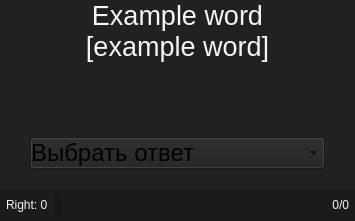
Before: the Qt Designer form res/uis/test_level_0.ui in yasperrus/LearnEnglishSubtitles, drawn with Qt 5.
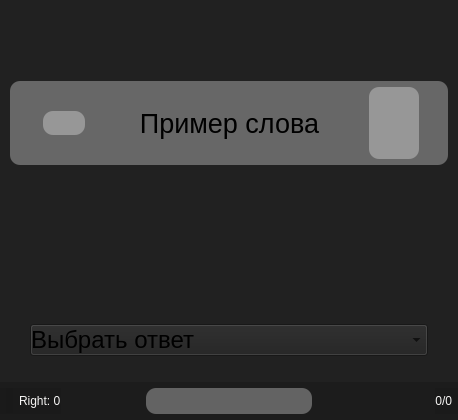
After: the same form once the commit is applied. Icons and pictures are not drawn.

Commit message: add theme settings? user can change background and text color. All this savable.

Diff of the .ui file:
```diff
--- a/res/uis/test_level_0.ui
+++ b/res/uis/test_level_0.ui
@@ -6,8 +6,8 @@
    <rect>
     <x>0</x>
     <y>0</y>
-    <width>355</width>
-    <height>221</height>
+    <width>458</width>
+    <height>420</height>
    </rect>
   </property>
   <property name="windowTitle">
@@ -33,10 +33,53 @@
     <number>0</number>
    </property>
    <item>
-    <layout class="QVBoxLayout" name="verticalLayout">
-     <item>
-      <layout class="QHBoxLayout" name="horizontalLayout" stretch="0,1,0">
-       <item>
+    <widget class="QWidget" name="test_main_widget" native="true">
+     <layout class="QVBoxLayout" name="verticalLayout" stretch="2,1,0">
+      <property name="leftMargin">
+       <number>0</number>
+      </property>
+      <property name="topMargin">
+       <number>0</number>
+      </property>
+      <property name="rightMargin">
+       <number>0</number>
+      </property>
+      <property name="bottomMargin">
+       <number>0</number>
+      </property>
+      <item alignment="Qt::AlignVCenter">
+       <widget class="QWidget" name="widget_2" native="true">
+        <property name="sizePolicy">
+         <sizepolicy hsizetype="Preferred" vsizetype="Preferred">
+          <horstretch>0</horstretch>
+          <verstretch>0</verstretch>
+         </sizepolicy>
+        </property>
+        <property name="maximumSize">
+         <size>
+          <width>16777215</width>
+          <height>16777215</height>
+         </size>
+        </property>
+        <property name="styleSheet">
+         <string notr="true">margin: 10px;
+background-color: rgba(255, 255, 255, 80);
+border-radius: 10px;</string>
+        </property>
+        <layout class="QHBoxLayout" name="horizontalLayout_4" stretch="0,0,0">
+         <property name="leftMargin">
+          <number>6</number>
+         </property>
+         <property name="topMargin">
+          <number>6</number>
+         </property>
+         <property name="rightMargin">
+          <number>6</number>
+         </property>
+         <property name="bottomMargin">
+          <number>6</number>
+         </property>
+         <item alignment="Qt::AlignHCenter">
         <widget class="QPushButton" name="but_hard">
          <property name="sizePolicy">
           <sizepolicy hsizetype="Preferred" vsizetype="Maximum">
@@ -47,9 +90,11 @@
          <property name="styleSheet">
           <string notr="true">QPushButton {
 color: rgb(250, 250, 250);
-background-color: rgba(255, 255, 255, 0);
+background-color: rgba(255, 255, 255, 80);
 border: 0px solid #ffffff;
-}</string>
+padding:5px;
+}
+</string>
          </property>
          <property name="text">
           <string/>
@@ -77,12 +122,10 @@
           </font>
          </property>
          <property name="styleSheet">
-          <string notr="true">background-color: rgba(255, 255, 255, 0);
-color: rgb(246, 245, 244);</string>
+            <string notr="true">background-color: rgba(255, 255, 255, 0);</string>
          </property>
          <property name="text">
-          <string>Example word
-[example word]</string>
+            <string>Пример слова</string>
          </property>
          <property name="alignment">
           <set>Qt::AlignCenter</set>
@@ -90,10 +133,14 @@
          <property name="wordWrap">
           <bool>true</bool>
          </property>
-        </widget>
-       </item>
-       <item>
-        <layout class="QVBoxLayout" name="verticalLayout_4">
+           <property name="margin">
+            <number>0</number>
+           </property>
+          </widget>
+         </item>
+         <item alignment="Qt::AlignHCenter">
+          <widget class="QWidget" name="widget_4" native="true">
+           <layout class="QVBoxLayout" name="verticalLayout_6">
          <item>
           <widget class="QLabel" name="label_right">
            <property name="minimumSize">
@@ -149,23 +196,12 @@
           </widget>
          </item>
         </layout>
-       </item>
-      </layout>
-     </item>
-     <item>
-      <spacer name="verticalSpacer">
-       <property name="orientation">
-        <enum>Qt::Vertical</enum>
-       </property>
-       <property name="sizeHint" stdset="0">
-        <size>
-         <width>20</width>
-         <height>40</height>
-        </size>
-       </property>
-      </spacer>
-     </item>
-     <item>
+          </widget>
+         </item>
+        </layout>
+       </widget>
+      </item>
+      <item alignment="Qt::AlignBottom">
       <widget class="QComboBox" name="combobox_answers">
        <property name="font">
         <font>
@@ -184,32 +220,61 @@
        </item>
       </widget>
      </item>
-     <item>
-      <layout class="QVBoxLayout" name="verticalLayout_3">
-       <item>
+      <item alignment="Qt::AlignBottom">
         <widget class="QWidget" name="widget" native="true">
+        <property name="styleSheet">
+         <string notr="true">background-color: rgba(23, 23, 23, 128);</string>
+        </property>
+        <layout class="QHBoxLayout" name="horizontalLayout_5">
+         <property name="leftMargin">
+          <number>0</number>
+         </property>
+         <property name="topMargin">
+          <number>6</number>
+         </property>
+         <property name="rightMargin">
+          <number>0</number>
+         </property>
+         <property name="bottomMargin">
+          <number>6</number>
+         </property>
+         <item alignment="Qt::AlignLeft">
+          <widget class="QWidget" name="verticalWidget_2" native="true">
+           <layout class="QHBoxLayout" name="horizontalLayout_2">
+            <property name="leftMargin">
+             <number>6</number>
+            </property>
+            <property name="topMargin">
+             <number>0</number>
+            </property>
+            <property name="rightMargin">
+             <number>0</number>
+            </property>
+            <property name="bottomMargin">
+             <number>0</number>
+            </property>
+            <item>
+             <widget class="QLabel" name="label_check">
          <property name="maximumSize">
           <size>
-           <width>16777215</width>
-           <height>16777215</height>
-          </size>
-         </property>
-         <property name="styleSheet">
-          <string notr="true">background-color: rgba(23, 23, 23, 148);</string>
-         </property>
-         <layout class="QHBoxLayout" name="horizontalLayout_3">
-          <property name="leftMargin">
-           <number>6</number>
-          </property>
-          <property name="topMargin">
-           <number>6</number>
-          </property>
-          <property name="rightMargin">
-           <number>6</number>
-          </property>
-          <property name="bottomMargin">
-           <number>6</number>
-          </property>
+                <width>25</width>
+                <height>25</height>
+               </size>
+              </property>
+              <property name="text">
+               <string/>
+              </property>
+              <property name="pixmap">
+               <pixmap>../icons/checked.png</pixmap>
+              </property>
+              <property name="scaledContents">
+               <bool>true</bool>
+              </property>
+              <property name="alignment">
+               <set>Qt::AlignCenter</set>
+              </property>
+             </widget>
+            </item>
           <item>
            <widget class="QLabel" name="label_quantity_correct_answer">
             <property name="sizePolicy">
@@ -227,41 +292,22 @@
             </property>
            </widget>
           </item>
-          <item>
-           <widget class="QLabel" name="label_check">
-            <property name="maximumSize">
-             <size>
-              <width>25</width>
-              <height>25</height>
-             </size>
-            </property>
-            <property name="text">
-             <string/>
-            </property>
-            <property name="pixmap">
-             <pixmap>../icons/checked.png</pixmap>
-            </property>
-            <property name="scaledContents">
-             <bool>true</bool>
-            </property>
-            <property name="alignment">
-             <set>Qt::AlignCenter</set>
-            </property>
-           </widget>
-          </item>
-          <item>
-           <spacer name="horizontalSpacer">
-            <property name="orientation">
-             <enum>Qt::Horizontal</enum>
-            </property>
-            <property name="sizeHint" stdset="0">
-             <size>
-              <width>40</width>
-              <height>20</height>
-             </size>
+           </layout>
+          </widget>
+         </item>
+         <item alignment="Qt::AlignHCenter">
+          <widget class="QWidget" name="verticalWidget" native="true">
+           <property name="styleSheet">
+            <string notr="true">background-color: rgba(255, 255, 255, 80);
+border-radius: 10px;</string>
+           </property>
+           <layout class="QHBoxLayout" name="horizontalLayout">
+            <property name="topMargin">
+             <number>4</number>
             </property>
-           </spacer>
-          </item>
+            <property name="bottomMargin">
+             <number>4</number>
+            </property>
           <item>
            <widget class="QPushButton" name="but_back">
             <property name="sizePolicy">
@@ -313,12 +359,9 @@
             </property>
             <property name="styleSheet">
              <string notr="true">QPushButton {
-color: rgb(250, 250, 250);
 background-color: rgba(255, 255, 255, 0);
 border-radius: 5px;
 border: 0px solid #000;
-padding-left:5px;
-padding-right:5px;
 }</string>
             </property>
             <property name="text">
@@ -377,19 +420,33 @@
             </property>
            </widget>
           </item>
-          <item>
-           <spacer name="horizontalSpacer_2">
-            <property name="orientation">
-             <enum>Qt::Horizontal</enum>
-            </property>
-            <property name="sizeHint" stdset="0">
+           </layout>
+          </widget>
+         </item>
+         <item alignment="Qt::AlignRight">
+          <widget class="QWidget" name="widget" native="true">
+           <property name="maximumSize">
              <size>
-              <width>40</width>
-              <height>20</height>
-             </size>
-            </property>
-           </spacer>
-          </item>
+             <width>16777215</width>
+             <height>16777215</height>
+            </size>
+           </property>
+           <property name="styleSheet">
+            <string notr="true"/>
+           </property>
+           <layout class="QHBoxLayout" name="horizontalLayout_3">
+            <property name="leftMargin">
+             <number>0</number>
+            </property>
+            <property name="topMargin">
+             <number>0</number>
+            </property>
+            <property name="rightMargin">
+             <number>6</number>
+            </property>
+            <property name="bottomMargin">
+             <number>0</number>
+            </property>
           <item>
            <widget class="QLabel" name="label_count_list">
             <property name="sizePolicy">
@@ -414,8 +471,10 @@
         </widget>
        </item>
       </layout>
-     </item>
-    </layout>
+       </widget>
+      </item>
+     </layout>
+    </widget>
    </item>
   </layout>
  </widget>
```
Lines whose indentation alone changed are shown as unchanged. The commit also changes 23 other files.
